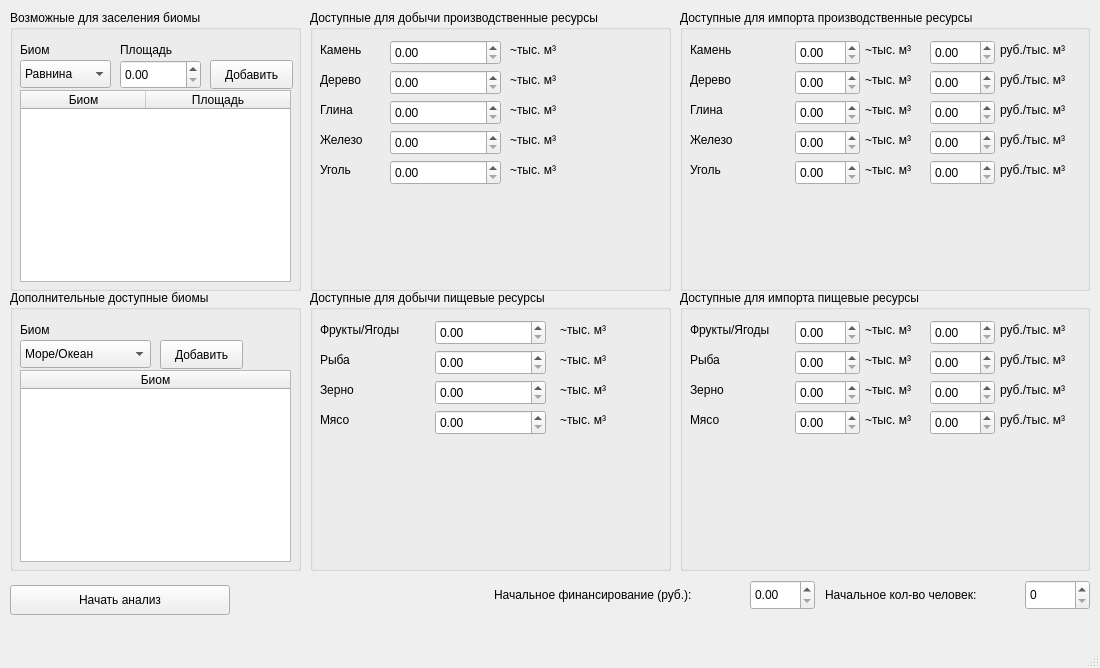
Above: AnalyzingSystem.ui from Killern1nd404/Colony_Specialization_Analyzing_System before the change. Below: the same form after it.
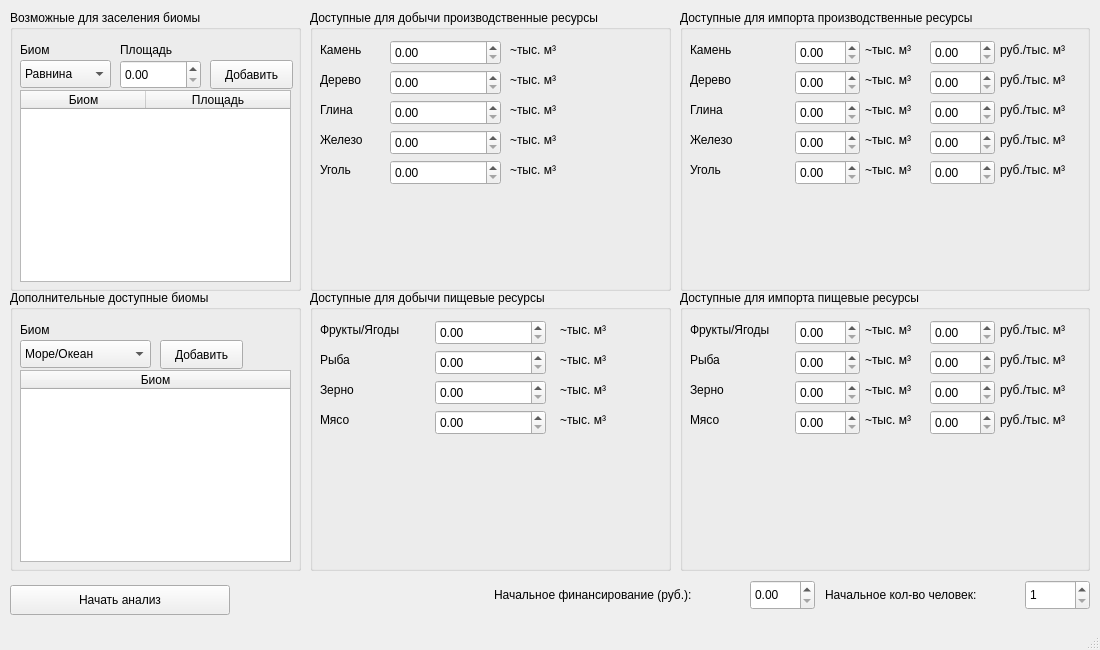
That is the form after the change.

Diff of the .ui file:
```diff
--- a/AnalyzingSystem.ui
+++ b/AnalyzingSystem.ui
@@ -7,7 +7,7 @@
     <x>0</x>
     <y>0</y>
     <width>1100</width>
-    <height>668</height>
+    <height>650</height>
    </rect>
   </property>
   <property name="windowTitle">
@@ -1203,6 +1203,12 @@
       <height>30</height>
      </rect>
     </property>
+    <property name="minimum">
+     <number>1</number>
+    </property>
+    <property name="maximum">
+     <number>200</number>
+    </property>
    </widget>
    <widget class="QLabel" name="label_49">
     <property name="geometry">
```
Left out of the diff: 581 changed lines with no effect on the pictures.
